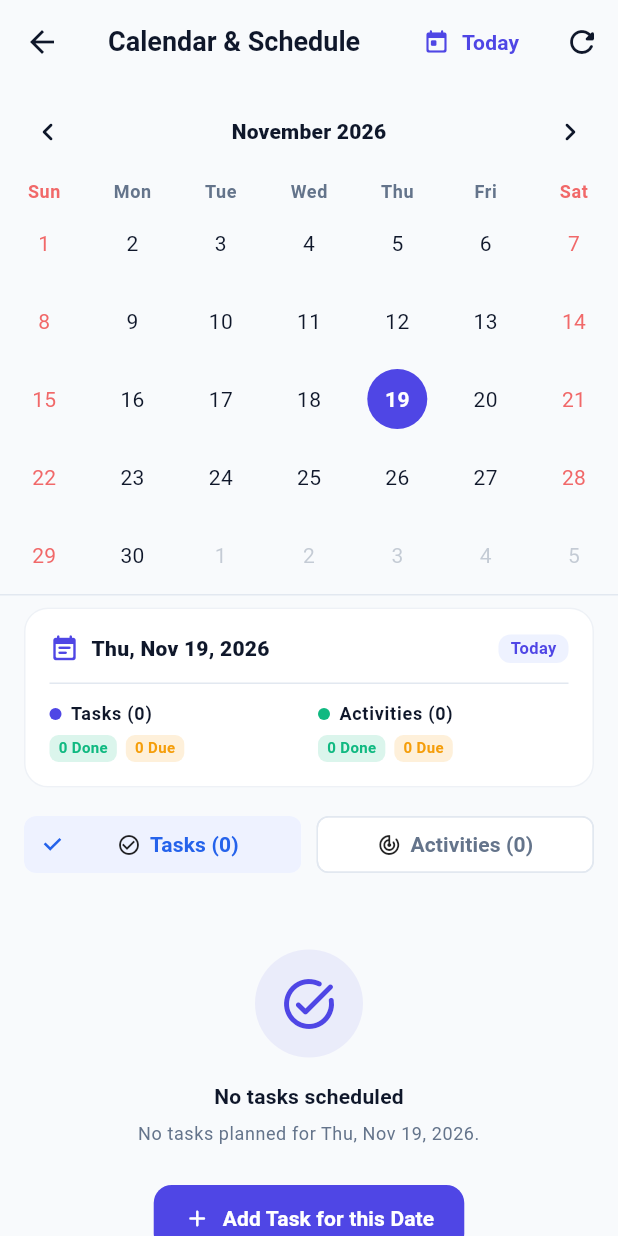
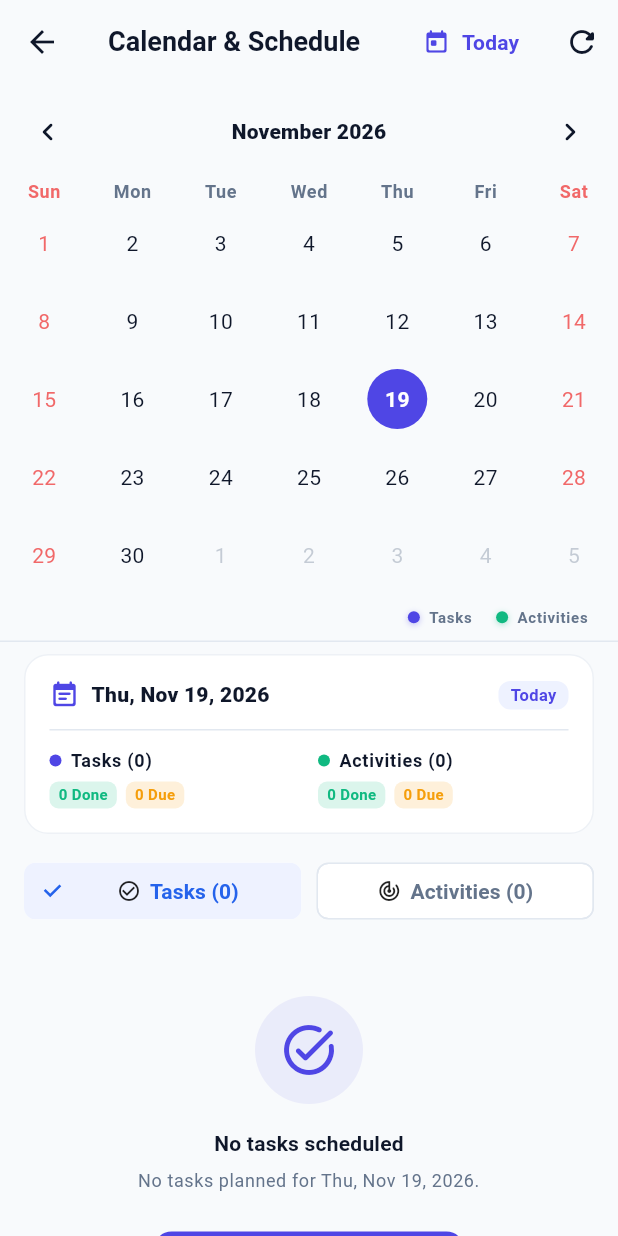
Before and after one commit to apurvak6/daily_flow, a Flutter app: the CalendarView screen opened by its route, after a tap on the "refresh" icon, on a phone screen of 412 x 824 dp. Run offline on Flutter 3.47's test engine with Material 3 defaults, Android fonts, the phone set to English and light mode, and no system bars; drawn by our look-alikes of table_calendar; our stand-ins replace fl_chart, flutter_local_notifications, get, sqflite, timezone; accounts and stored records are empty.

Commit message:
feat: enhance calendar event loading and UI markers with a legend

```diff
--- a/lib/modules/calendar/controllers/calendar_controller.dart
+++ b/lib/modules/calendar/controllers/calendar_controller.dart
@@ -1,4 +1,5 @@
 import 'package:get/get.dart';
+import '../../../core/constants/app_constants.dart';
 import '../../../core/utils/app_logger.dart';
 import '../../../core/utils/date_utils.dart';
 import '../../../data/models/activity_occurrence_model.dart';
@@ -81,17 +82,17 @@ class CalendarController extends GetxController {
   Future<void> loadMonthEvents(DateTime month) async {
     try {
       isLoadingMonth.value = true;
-      // Start 7 days before month start and 7 days after month end to cover calendar buffer
+      // Start 14 days before month start and 14 days after month end to cover calendar buffer
       final first = DateTime(
         month.year,
         month.month,
         1,
-      ).subtract(const Duration(days: 7));
+      ).subtract(const Duration(days: 14));
       final last = DateTime(
         month.year,
         month.month + 1,
         0,
-      ).add(const Duration(days: 7));
+      ).add(const Duration(days: 14));
 
       final startIso = AppDateUtils.toIsoDate(first);
       final endIso = AppDateUtils.toIsoDate(last);
@@ -121,7 +122,69 @@ class CalendarController extends GetxController {
         }
       }
 
-      monthEvents.assignAll(eventMap);
+      // Project recurring tasks and active activities across visible calendar days
+      final allTasks = await taskRepository.getAllTasks();
+      final recurringTasks = allTasks.where((t) => t.isRecurring).toList();
+      final activeActivities = await activityRepository.getAllActivities(
+        onlyActive: true,
+      );
+
+      DateTime cursor = first;
+      while (!cursor.isAfter(last)) {
+        final iso = AppDateUtils.toIsoDate(cursor);
+        final isWeekday =
+            cursor.weekday >= DateTime.monday &&
+            cursor.weekday <= DateTime.friday;
+
+        if (recurringTasks.isNotEmpty) {
+          eventMap.putIfAbsent(iso, () => []);
+          if (!eventMap[iso]!.contains('task')) {
+            for (final t in recurringTasks) {
+              bool applies = false;
+              if (t.recurrenceType == AppConstants.recurrenceDaily) {
+                applies = true;
+              } else if (t.recurrenceType == AppConstants.recurrenceWeekdays &&
+                  isWeekday) {
+                applies = true;
+              } else if (t.recurrenceType == AppConstants.recurrenceWeekly &&
+                  t.dueDate != null) {
+                final due = AppDateUtils.fromIsoDate(t.dueDate!);
+                applies = due.weekday == cursor.weekday;
+              }
+              if (applies) {
+                eventMap[iso]!.add('task');
+                break;
+              }
+            }
+          }
+        }
+
+        if (activeActivities.isNotEmpty) {
+          eventMap.putIfAbsent(iso, () => []);
+          if (!eventMap[iso]!.contains('activity')) {
+            for (final a in activeActivities) {
+              bool applies = false;
+              if (a.targetFrequency == AppConstants.frequencyDaily) {
+                applies = true;
+              } else if (a.targetFrequency == AppConstants.frequencyWeekdays &&
+                  isWeekday) {
+                applies = true;
+              } else {
+                applies = true;
+              }
+              if (applies) {
+                eventMap[iso]!.add('activity');
+                break;
+              }
+            }
+          }
+        }
+
+        cursor = cursor.add(const Duration(days: 1));
+      }
+
+      monthEvents.addAll(eventMap);
+      monthEvents.refresh();
     } catch (e, stack) {
       AppLogger.error(
         'Failed to load month events',
--- a/lib/modules/calendar/views/calendar_view.dart
+++ b/lib/modules/calendar/views/calendar_view.dart
@@ -57,6 +57,7 @@ class CalendarView extends GetView<CalendarController> {
           children: [
             // 1. Monthly TableCalendar
             _buildCalendar(theme),
+            _buildCalendarLegend(theme),
             const Divider(height: 1),
 
             // 2. Selected Date Summary and Item Lists
@@ -102,8 +103,14 @@ class CalendarView extends GetView<CalendarController> {
   }
 
   Widget _buildCalendar(ThemeData theme) {
-    return Obx(
-      () => TableCalendar<String>(
+    return Obx(() {
+      // Register reactive dependencies on monthEvents and loading state
+      // so the TableCalendar widget immediately updates with the loaded dots
+      // when navigating between months without requiring a date tap.
+      final _ = controller.monthEvents.length;
+      final _ = controller.isLoadingMonth.value;
+
+      return TableCalendar<String>(
         firstDay: DateTime.utc(2020, 1, 1),
         lastDay: DateTime.utc(2035, 12, 31),
         focusedDay: controller.focusedDay.value,
@@ -169,33 +176,81 @@ class CalendarView extends GetView<CalendarController> {
         ),
         calendarBuilders: CalendarBuilders(
           markerBuilder: (context, date, events) {
-            if (events.isEmpty) return null;
-            final hasTask = events.contains('task');
-            final hasActivity = events.contains('activity');
+            final dayEvents = events.isNotEmpty
+                ? events
+                : controller.getEventsForDay(date);
+            if (dayEvents.isEmpty) return null;
+            final hasTask = dayEvents.contains('task');
+            final hasActivity = dayEvents.contains('activity');
+            if (!hasTask && !hasActivity) return null;
+
+            final isSelected = isSameDay(controller.selectedDay.value, date);
+            final isDark = theme.brightness == Brightness.dark;
 
             return Positioned(
               bottom: 4,
+              left: 0,
+              right: 0,
               child: Row(
                 mainAxisSize: MainAxisSize.min,
+                mainAxisAlignment: MainAxisAlignment.center,
                 children: [
                   if (hasTask)
                     Container(
-                      width: 5,
-                      height: 5,
-                      margin: const EdgeInsets.symmetric(horizontal: 1.5),
-                      decoration: const BoxDecoration(
-                        color: AppColors.primaryLight,
+                      width: 7,
+                      height: 7,
+                      margin: const EdgeInsets.symmetric(horizontal: 2),
+                      decoration: BoxDecoration(
+                        color: isSelected
+                            ? Colors.white
+                            : (isDark
+                                ? AppColors.primaryDark
+                                : AppColors.primaryLight),
                         shape: BoxShape.circle,
+                        border: Border.all(
+                          color: isSelected
+                              ? AppColors.primaryLight
+                              : (isDark
+                                  ? AppColors.surfaceDark
+                                  : Colors.white),
+                          width: 0.8,
+                        ),
+                        boxShadow: [
+                          BoxShadow(
+                            color: Colors.black.withValues(alpha: 0.2),
+                            blurRadius: 1.5,
+                            offset: const Offset(0, 0.5),
+                          ),
+                        ],
                       ),
                     ),
                   if (hasActivity)
                     Container(
-                      width: 5,
-                      height: 5,
-                      margin: const EdgeInsets.symmetric(horizontal: 1.5),
-                      decoration: const BoxDecoration(
-                        color: AppColors.completed,
+                      width: 7,
+                      height: 7,
+                      margin: const EdgeInsets.symmetric(horizontal: 2),
+                      decoration: BoxDecoration(
+                        color: isSelected
+                            ? const Color(0xFF6EE7B7) // Bright mint on selected circle
+                            : (isDark
+                                ? AppColors.completedDark
+                                : AppColors.completed),
                         shape: BoxShape.circle,
+                        border: Border.all(
+                          color: isSelected
+                              ? Colors.white70
+                              : (isDark
+                                  ? AppColors.surfaceDark
+                                  : Colors.white),
+                          width: 0.8,
+                        ),
+                        boxShadow: [
+                          BoxShadow(
+                            color: Colors.black.withValues(alpha: 0.2),
+                            blurRadius: 1.5,
+                            offset: const Offset(0, 0.5),
+                          ),
+                        ],
                       ),
                     ),
                 ],
@@ -203,7 +258,65 @@ class CalendarView extends GetView<CalendarController> {
             );
           },
         ),
+      );
+    });
+  }
+
+  Widget _buildCalendarLegend(ThemeData theme) {
+    final isDark = theme.brightness == Brightness.dark;
+    return Padding(
+      padding: const EdgeInsets.symmetric(horizontal: 20, vertical: 8),
+      child: Row(
+        mainAxisAlignment: MainAxisAlignment.end,
+        children: [
+          _buildLegendItem(
+            color: isDark ? AppColors.primaryDark : AppColors.primaryLight,
+            label: 'Tasks',
+            theme: theme,
+          ),
+          const SizedBox(width: 16),
+          _buildLegendItem(
+            color: isDark ? AppColors.completedDark : AppColors.completed,
+            label: 'Activities',
+            theme: theme,
+          ),
+        ],
       ),
+    );
+  }
+
+  Widget _buildLegendItem({
+    required Color color,
+    required String label,
+    required ThemeData theme,
+  }) {
+    return Row(
+      mainAxisSize: MainAxisSize.min,
+      children: [
+        Container(
+          width: 8,
+          height: 8,
+          decoration: BoxDecoration(
+            color: color,
+            shape: BoxShape.circle,
+            boxShadow: [
+              BoxShadow(
+                color: color.withValues(alpha: 0.35),
+                blurRadius: 3,
+                offset: const Offset(0, 1),
+              ),
+            ],
+          ),
+        ),
+        const SizedBox(width: 6),
+        Text(
+          label,
+          style: theme.textTheme.labelSmall?.copyWith(
+            fontWeight: FontWeight.w600,
+            color: theme.colorScheme.onSurfaceVariant,
+          ),
+        ),
+      ],
     );
   }
 
--- a/lib/modules/dashboard/widgets/dashboard_metric_tile.dart
+++ b/lib/modules/dashboard/widgets/dashboard_metric_tile.dart
@@ -35,7 +35,7 @@ class DashboardMetricTile extends StatelessWidget {
           width: 1,
         ),
         child: Column(
-          crossAxisAlignment: CrossAxisAlignment.start,
+          crossAxisAlignment: CrossAxisAlignment.center,
           children: [
             Row(
               mainAxisAlignment: MainAxisAlignment.center,
@@ -59,6 +59,7 @@ class DashboardMetricTile extends StatelessWidget {
               ),
               maxLines: 1,
               overflow: TextOverflow.ellipsis,
+              textAlign: TextAlign.center,
             ),
           ],
         ),
--- a/lib/modules/tasks/controllers/tasks_controller.dart
+++ b/lib/modules/tasks/controllers/tasks_controller.dart
@@ -5,6 +5,7 @@ import '../../../core/utils/date_utils.dart';
 import '../../../data/models/task_model.dart';
 import '../../../data/models/task_occurrence_model.dart';
 import '../../../data/repositories/task_repository.dart';
+import '../../calendar/controllers/calendar_controller.dart';
 import '../../dashboard/controllers/dashboard_controller.dart';
 
 /// ViewModel controller for task management and date-wise occurrences.
@@ -88,6 +89,11 @@ class TasksController extends GetxController {
       if (Get.isRegistered<DashboardController>()) {
         DashboardController.to.refreshDashboard();
       }
+      if (Get.isRegistered<CalendarController>()) {
+        final cal = Get.find<CalendarController>();
+        cal.loadSelectedDateDetails(cal.selectedDay.value);
+        cal.loadMonthEvents(cal.focusedDay.value);
+      }
       return true;
     } catch (e, stack) {
       AppLogger.error('Failed to create task', e, stack, 'TasksController');
@@ -110,6 +116,11 @@ class TasksController extends GetxController {
       if (Get.isRegistered<DashboardController>()) {
         DashboardController.to.refreshDashboard();
       }
+      if (Get.isRegistered<CalendarController>()) {
+        final cal = Get.find<CalendarController>();
+        cal.loadSelectedDateDetails(cal.selectedDay.value);
+        cal.loadMonthEvents(cal.focusedDay.value);
+      }
       return true;
     } catch (e, stack) {
       AppLogger.error('Failed to update task', e, stack, 'TasksController');
@@ -127,6 +138,11 @@ class TasksController extends GetxController {
 
       if (Get.isRegistered<DashboardController>()) {
         DashboardController.to.refreshDashboard();
+      }
+      if (Get.isRegistered<CalendarController>()) {
+        final cal = Get.find<CalendarController>();
+        cal.loadSelectedDateDetails(cal.selectedDay.value);
+        cal.loadMonthEvents(cal.focusedDay.value);
       }
       return true;
     } catch (e, stack) {
```
